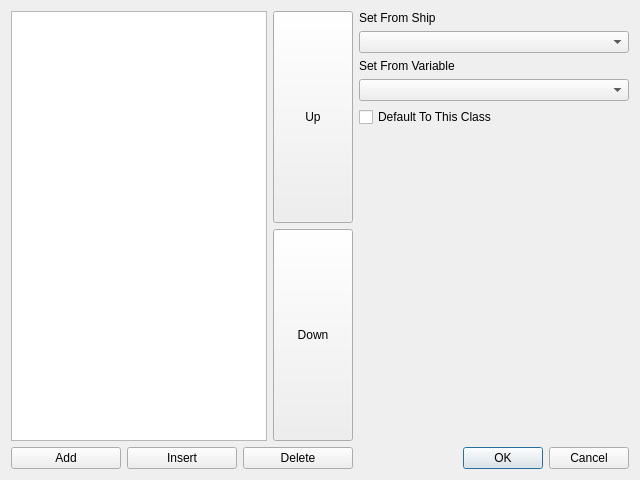
This is qtfred/ui/ShipAltShipClass.ui in wookieejedi/fs2open.github.com as Qt 5 draws it before an edit. The edited form follows.
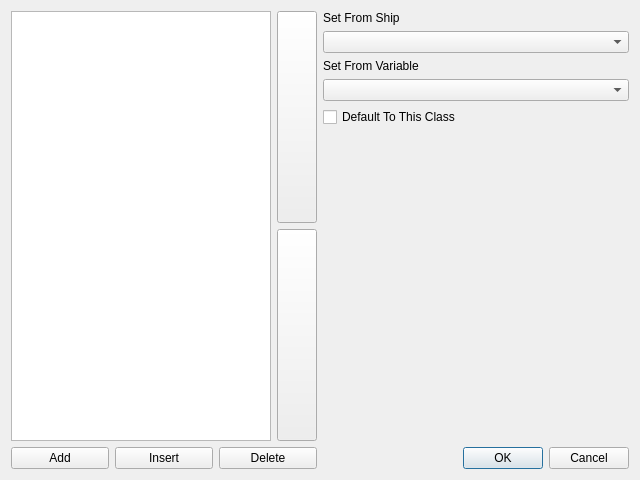
This is the edited form.

Diff of the .ui file:
```diff
--- a/qtfred/ui/ShipAltShipClass.ui
+++ b/qtfred/ui/ShipAltShipClass.ui
@@ -42,7 +42,7 @@
             </sizepolicy>
            </property>
            <property name="text">
-            <string>Up</string>
+            <string/>
            </property>
           </widget>
          </item>
@@ -55,7 +55,7 @@
             </sizepolicy>
            </property>
            <property name="text">
-            <string>Down</string>
+            <string/>
            </property>
           </widget>
          </item>
```
